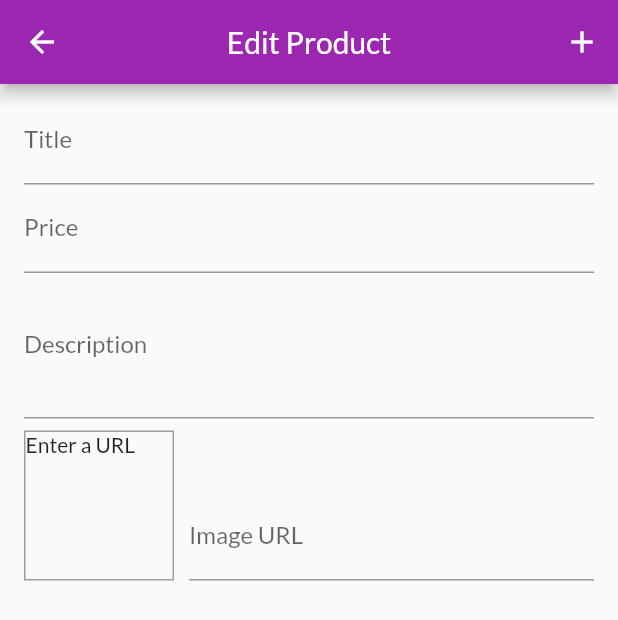
After one commit to CarlosDiaz12/flutter_shop_app, a Flutter app: the EditProductPage screen opened by its route, on a phone screen of 412 x 824 dp. The commit adds this screen. Shown: the top 620 px of the screen. Run offline on Flutter 3.47's test engine with Material 2 defaults, Android fonts, the phone set to English and light mode, and no system bars; network calls fail.

Commit message:
🚧 lecture 227

```diff
--- a/lib/main.dart
+++ b/lib/main.dart
@@ -1,6 +1,7 @@
 import 'package:flutter/material.dart';
 import 'package:flutter_shop_app/config/app_theme.dart';
 import 'package:flutter_shop_app/pages/cart_page.dart';
+import 'package:flutter_shop_app/pages/edit_product_page.dart';
 import 'package:flutter_shop_app/pages/orders_page.dart';
 import 'package:flutter_shop_app/pages/product_detail_page.dart';
 import 'package:flutter_shop_app/pages/products_overview_page.dart';
@@ -40,6 +41,7 @@ class App extends StatelessWidget {
           CartPage.routeName: (ctx) => CartPage(),
           OrdersPage.routeName: (ctx) => OrdersPage(),
           UserProductsPage.routeName: (ctx) => UserProductsPage(),
+          EditProductPage.routeName: (ctx) => EditProductPage(),
         },
       ),
     );
--- /dev/null
+++ b/lib/pages/edit_product_page.dart
@@ -0,0 +1,122 @@
+import 'package:flutter/material.dart';
+import 'package:flutter_shop_app/providers/product.dart';
+
+class EditProductPage extends StatefulWidget {
+  static const routeName = '/edit-product-page';
+  const EditProductPage({Key? key}) : super(key: key);
+
+  @override
+  _EditProductPageState createState() => _EditProductPageState();
+}
+
+class _EditProductPageState extends State<EditProductPage> {
+  final GlobalKey<FormState> _formKey = GlobalKey<FormState>();
+  final TextEditingController _imageUrlCtrl = TextEditingController();
+  var _product =
+      Product(id: '', title: '', description: '', price: 0, imageUrl: '');
+  void _saveForm() {
+    _formKey.currentState!.save();
+    print(_product.title);
+    print(_product.description);
+    print(_product.price);
+    print(_product.imageUrl);
+  }
+
+  @override
+  Widget build(BuildContext context) {
+    return Scaffold(
+      appBar: AppBar(
+        centerTitle: true,
+        title: const Text('Edit Product'),
+        actions: [
+          IconButton(
+            onPressed: () {
+              _saveForm();
+            },
+            icon: const Icon(Icons.add),
+          ),
+        ],
+      ),
+      body: Form(
+        key: _formKey,
+        child: SingleChildScrollView(
+          padding: EdgeInsets.symmetric(horizontal: 16.0, vertical: 8.0),
+          child: Column(
+            children: [
+              TextFormField(
+                decoration: InputDecoration(
+                  labelText: 'Title',
+                ),
+                textInputAction: TextInputAction.next,
+                onSaved: (value) {
+                  _product.title = value ?? '';
+                },
+              ),
+              TextFormField(
+                decoration: InputDecoration(
+                  labelText: 'Price',
+                ),
+                keyboardType: TextInputType.number,
+                textInputAction: TextInputAction.next,
+                onSaved: (value) {
+                  _product.price = double.parse(value ?? '0');
+                },
+              ),
+              TextFormField(
+                decoration: InputDecoration(
+                  labelText: 'Description',
+                ),
+                maxLines: 3,
+                keyboardType: TextInputType.multiline,
+                textInputAction: TextInputAction.next,
+                onSaved: (value) {
+                  _product.description = value ?? '';
+                },
+              ),
+              Row(
+                crossAxisAlignment: CrossAxisAlignment.end,
+                children: [
+                  Container(
+                    width: 100,
+                    height: 100,
+                    margin: EdgeInsets.only(top: 8, right: 10),
+                    decoration: BoxDecoration(
+                      border: Border.all(width: 1, color: Colors.grey),
+                    ),
+                    child: _imageUrlCtrl.text.isEmpty
+                        ? Text('Enter a URL')
+                        : FittedBox(
+                            child: Image.network(
+                              _imageUrlCtrl.text,
+                              fit: BoxFit.cover,
+                            ),
+                          ),
+                  ),
+                  Flexible(
+                    child: TextFormField(
+                      controller: _imageUrlCtrl,
+                      decoration: InputDecoration(
+                        labelText: 'Image URL',
+                      ),
+                      keyboardType: TextInputType.url,
+                      textInputAction: TextInputAction.done,
+                      onEditingComplete: () {
+                        setState(() {});
+                      },
+                      onFieldSubmitted: (_) {
+                        _saveForm();
+                      },
+                      onSaved: (value) {
+                        _product.imageUrl = value ?? '';
+                      },
+                    ),
+                  ),
+                ],
+              )
+            ],
+          ),
+        ),
+      ),
+    );
+  }
+}
--- a/lib/pages/user_products_page.dart
+++ b/lib/pages/user_products_page.dart
@@ -3,6 +3,8 @@ import 'package:flutter_shop_app/providers/products_provider.dart';
 import 'package:flutter_shop_app/widgets/app_drawer.dart';
 import 'package:flutter_shop_app/widgets/user_product_item.dart';
 import 'package:provider/provider.dart';
+
+import 'edit_product_page.dart';
 
 class UserProductsPage extends StatelessWidget {
   static const routeName = '/user-products-page';
@@ -17,7 +19,9 @@ class UserProductsPage extends StatelessWidget {
         title: const Text('User Products'),
         actions: [
           IconButton(
-            onPressed: () {},
+            onPressed: () {
+              Navigator.of(context).pushNamed(EditProductPage.routeName);
+            },
             icon: const Icon(Icons.add),
           ),
         ],
--- a/lib/providers/product.dart
+++ b/lib/providers/product.dart
@@ -1,11 +1,11 @@
 import 'package:flutter/cupertino.dart';
 
 class Product with ChangeNotifier {
-  final String id;
-  final String title;
-  final String description;
-  final double price;
-  final String imageUrl;
+  String id;
+  String title;
+  String description;
+  double price;
+  String imageUrl;
   bool isFavorite;
   Product({
     required this.id,
```
